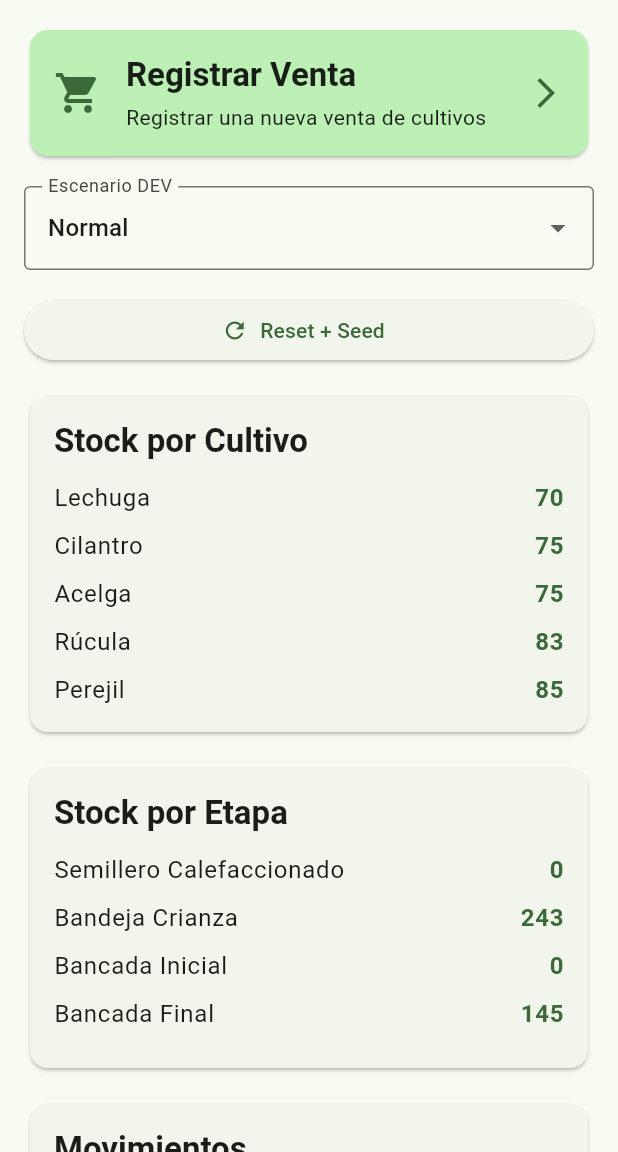
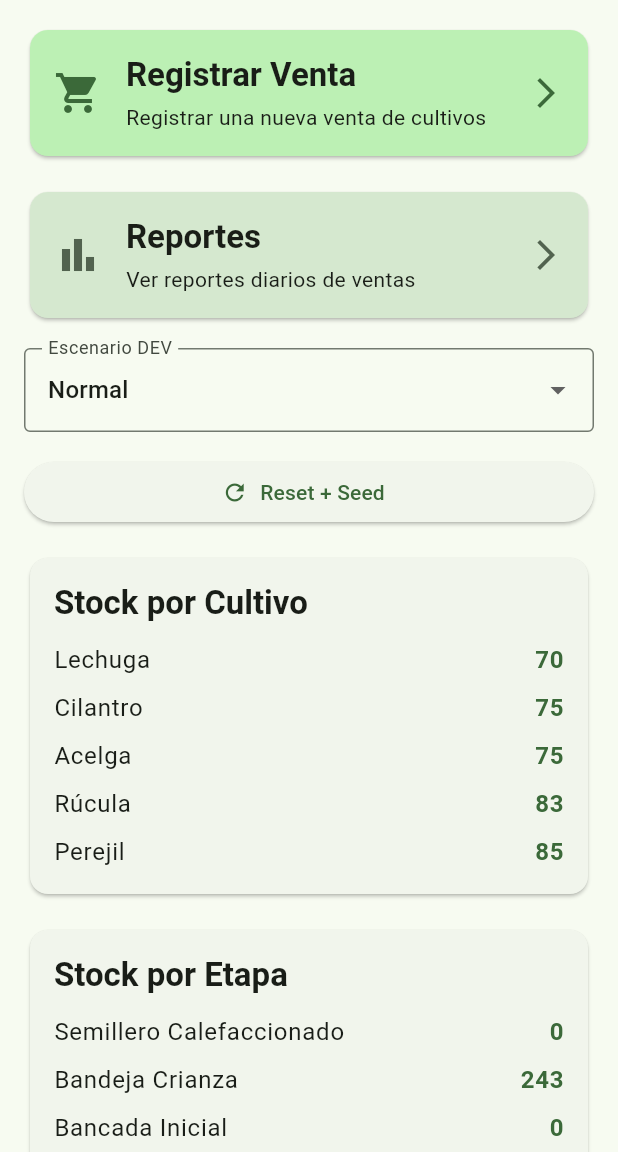
Before and after one commit to casacid-afk/invernadero_mvp, a Flutter app: the screen it shows after launch, on a phone screen of 412 x 824 dp, the part 84-1236 px from its top. Run offline on Flutter 3.47's test engine with Material 3 defaults, Android fonts, the phone set to English and light mode, and no system bars; our stand-ins replace shared_preferences.

Commit message:
CAP09: Reportes diarios (totales + desglose por medio de pago)

```diff
--- a/lib/main.dart
+++ b/lib/main.dart
@@ -8,6 +8,7 @@ import 'dev/dev_config.dart';
 import 'services/app_repository.dart';
 import 'services/bootstrap_service.dart';
 import 'screens/ventas_screen.dart';
+import 'screens/reportes_screen.dart';
 
 void main() async {
   WidgetsFlutterBinding.ensureInitialized();
@@ -160,6 +161,59 @@ class _InvernaderoHomePageState extends State<InvernaderoHomePage> {
                       Icon(
                         Icons.arrow_forward_ios,
                         color: Theme.of(context).colorScheme.primary,
+                      ),
+                    ],
+                  ),
+                ),
+              ),
+            ),
+            const SizedBox(height: 16),
+            // Botón para ir a reportes
+            Card(
+              color: Theme.of(context).colorScheme.secondaryContainer,
+              child: InkWell(
+                onTap: () {
+                  Navigator.push(
+                    context,
+                    MaterialPageRoute(
+                      builder: (context) => ReportesScreen(motor: motor),
+                    ),
+                  );
+                },
+                child: Padding(
+                  padding: const EdgeInsets.all(16.0),
+                  child: Row(
+                    children: [
+                      Icon(
+                        Icons.bar_chart,
+                        size: 32,
+                        color: Theme.of(context).colorScheme.secondary,
+                      ),
+                      const SizedBox(width: 16),
+                      Expanded(
+                        child: Column(
+                          crossAxisAlignment: CrossAxisAlignment.start,
+                          children: [
+                            Text(
+                              'Reportes',
+                              style: Theme.of(context)
+                                  .textTheme
+                                  .titleLarge
+                                  ?.copyWith(
+                                    fontWeight: FontWeight.bold,
+                                  ),
+                            ),
+                            const SizedBox(height: 4),
+                            Text(
+                              'Ver reportes diarios de ventas',
+                              style: Theme.of(context).textTheme.bodyMedium,
+                            ),
+                          ],
+                        ),
+                      ),
+                      Icon(
+                        Icons.arrow_forward_ios,
+                        color: Theme.of(context).colorScheme.secondary,
                       ),
                     ],
                   ),
```
Also changed, not shown: lib/screens/reportes_screen.dart (added, +298 -0 lines).
